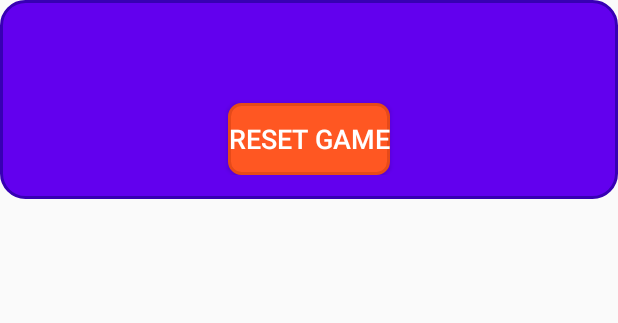
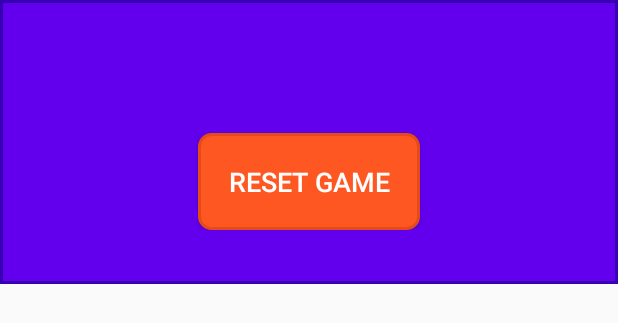
Before and after one commit to k-aghakhani/TicTacToe, an Android app: the layout dialog_game_result.xml on its own in the app's theme, with its tools: preview values and no code run, on a phone screen of 412 x 824 dp. Shown: the top 323 px of the screen. Run offline under Robolectric (Android 15) with nearby library versions, the phone set to English and light mode, and no system bars.

Commit message:
Improved dialog appearance

```diff
--- a/app/src/main/res/drawable/dialog_background.xml
+++ b/app/src/main/res/drawable/dialog_background.xml
@@ -4,7 +4,7 @@
     <solid android:color="#FF6200EE" />
 
 
-    <corners android:radius="16dp" />
+
 
 
     <stroke
--- a/app/src/main/res/layout/dialog_game_result.xml
+++ b/app/src/main/res/layout/dialog_game_result.xml
@@ -3,7 +3,7 @@
     android:layout_width="match_parent"
     android:layout_height="wrap_content"
     android:orientation="vertical"
-    android:padding="16dp"
+    android:padding="36dp"
     android:background="@drawable/dialog_background">
 
     <TextView
@@ -17,6 +17,7 @@
         android:layout_marginBottom="20dp"/>
 
     <Button
+        android:padding="20dp"
         android:id="@+id/btn_reset_dialog"
         android:layout_width="wrap_content"
         android:layout_height="wrap_content"
```
